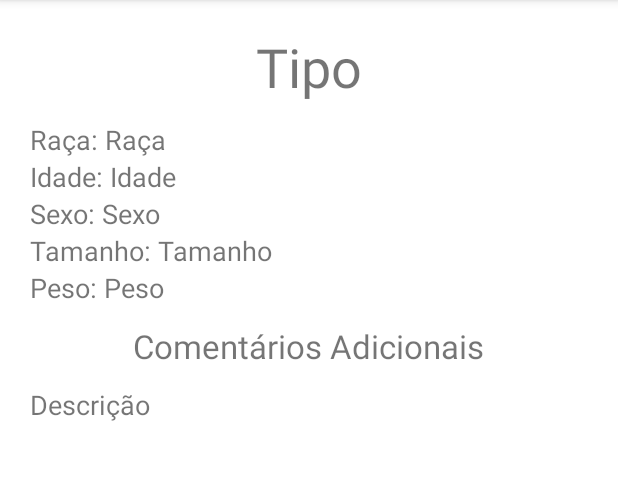
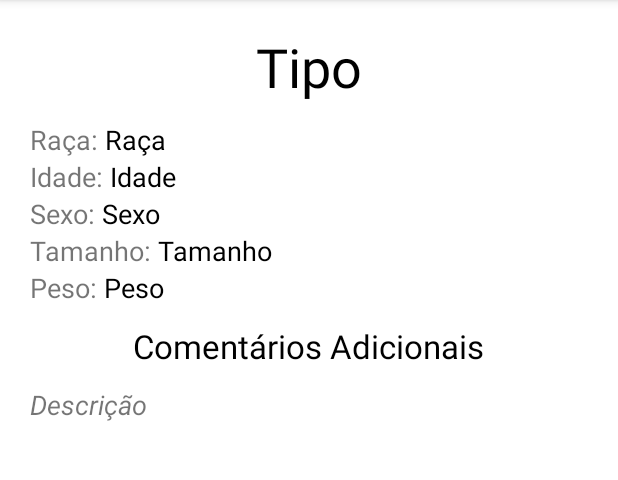
Before and after one commit to uriellopes/AdotePets, an Android app: the DetalhePetFragment screen opened directly, with no data from a screen before it, on a phone screen of 412 x 824 dp, the part 84-564 px from its top. Run offline under Robolectric (Android 15) with nearby library versions, the light colour scheme and no system bars; 1 statement that could not run was skipped.

Commit message:
Estilizar cor do texto e estilo da fonte na lista e no fragment de detalhes

```diff
--- a/app/src/main/res/layout/elemento_lista_personalizada.xml
+++ b/app/src/main/res/layout/elemento_lista_personalizada.xml
@@ -4,8 +4,8 @@
     android:layout_height="wrap_content"
     xmlns:app="http://schemas.android.com/apk/res-auto"
     android:id="@+id/card_item_lista"
-    android:layout_margin="4dp"
-    app:cardElevation="4dp"
+    android:layout_margin="2dp"
+    app:cardElevation="8dp"
     app:cardCornerRadius="4dp">
 
     <LinearLayout
@@ -24,6 +24,7 @@
                 android:layout_height="match_parent"
                 android:text="Tipo do Pet"
                 android:textSize="18dp"
+                android:textColor="@color/black"
                 android:layout_weight="5"
                 android:id="@+id/card_item_lista_tipo" />
 
--- a/app/src/main/res/layout/fragment_detalhe_pet.xml
+++ b/app/src/main/res/layout/fragment_detalhe_pet.xml
@@ -18,6 +18,7 @@
             android:layout_width="wrap_content"
             android:layout_height="wrap_content"
             android:text="Tipo"
+            android:textColor="@color/black"
             android:textSize="36dp" />
 
     </LinearLayout>
@@ -43,6 +44,7 @@
                 android:layout_width="wrap_content"
                 android:layout_height="wrap_content"
                 android:text="Raça"
+                android:textColor="@color/black"
                 android:layout_weight="1"
                 android:textSize="18dp"
                 android:id="@+id/detalhe_raca" />
@@ -63,6 +65,7 @@
             <TextView
                 android:layout_width="wrap_content"
                 android:layout_height="wrap_content"
+                android:textColor="@color/black"
                 android:text="Idade"
                 android:layout_weight="1"
                 android:textSize="18dp"
@@ -85,6 +88,7 @@
                 android:layout_width="wrap_content"
                 android:layout_height="wrap_content"
                 android:text="Sexo"
+                android:textColor="@color/black"
                 android:layout_weight="1"
                 android:textSize="18dp"
                 android:id="@+id/detalhe_sexo" />
@@ -106,6 +110,7 @@
                 android:layout_width="wrap_content"
                 android:layout_height="wrap_content"
                 android:text="Tamanho"
+                android:textColor="@color/black"
                 android:layout_weight="1"
                 android:textSize="18dp"
                 android:id="@+id/detalhe_tamanho" />
@@ -128,6 +133,7 @@
                 android:layout_width="wrap_content"
                 android:layout_height="wrap_content"
                 android:text="Peso"
+                android:textColor="@color/black"
                 android:layout_weight="1"
                 android:textSize="18dp"
                 android:id="@+id/detalhe_peso" />
@@ -146,6 +152,7 @@
             android:layout_width="wrap_content"
             android:layout_height="wrap_content"
             android:layout_gravity="center"
+            android:textColor="@color/black"
             android:layout_marginBottom="12dp"
             android:labelFor="@+id/detalhe_descricao"
             android:text="Comentários Adicionais"
@@ -156,6 +163,7 @@
             android:layout_width="wrap_content"
             android:layout_height="wrap_content"
             android:text="Descrição"
+            android:textStyle="italic"
             android:textSize="18dp" />
     </LinearLayout>
 
```
